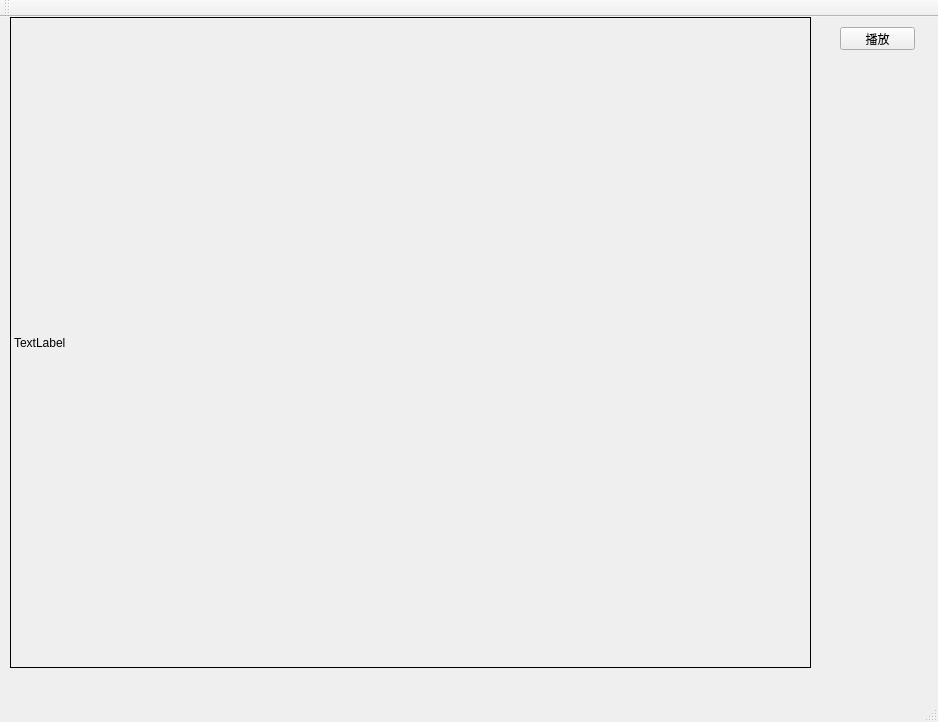
Qt form QtModelCreate/QtModelCreate.ui (wikky250/QtModelCreate) before a commit.
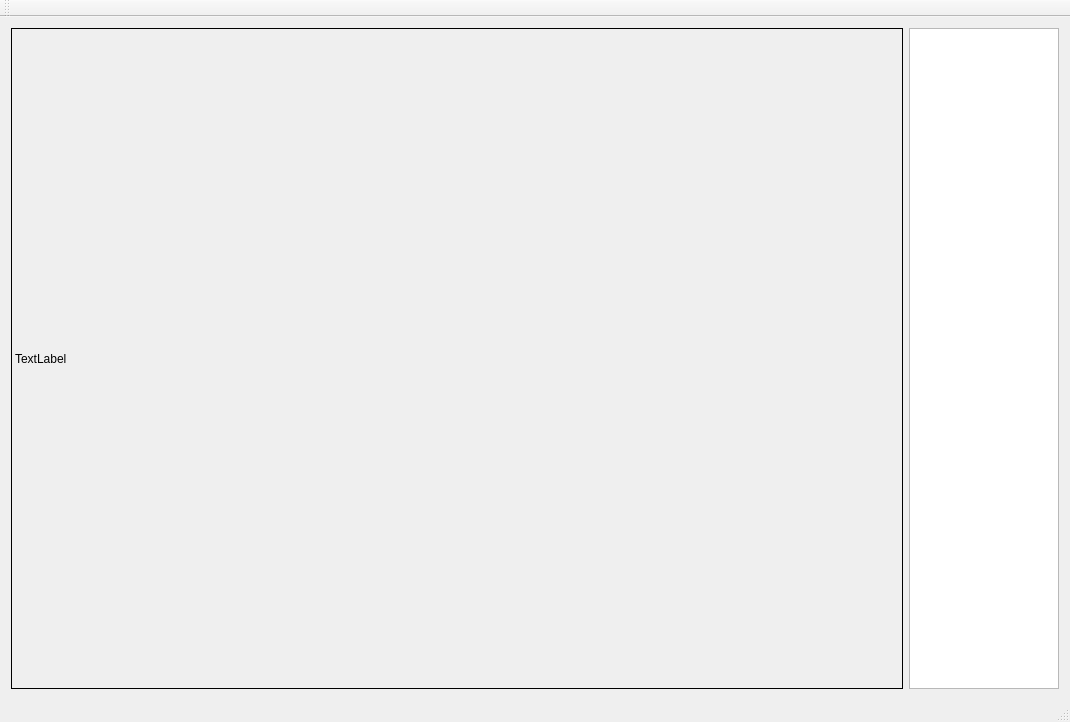
The same form after that commit.

Commit message: 增加imagelist，删除start 开始编写兼容图像文件夹功能。

Diff of the .ui file:
```diff
--- a/QtModelCreate/QtModelCreate.ui
+++ b/QtModelCreate/QtModelCreate.ui
@@ -6,7 +6,7 @@
    <rect>
     <x>0</x>
     <y>0</y>
-    <width>938</width>
+    <width>1070</width>
     <height>722</height>
    </rect>
   </property>
@@ -20,14 +20,14 @@
    <property name="mouseTracking">
     <bool>true</bool>
    </property>
+   <layout class="QGridLayout" name="gridLayout">
+    <item row="0" column="0" rowspan="2">
    <widget class="QLabel" name="label_show">
-    <property name="geometry">
-     <rect>
-      <x>10</x>
-      <y>0</y>
-      <width>801</width>
-      <height>651</height>
-     </rect>
+      <property name="sizePolicy">
+       <sizepolicy hsizetype="Ignored" vsizetype="Ignored">
+        <horstretch>0</horstretch>
+        <verstretch>0</verstretch>
+       </sizepolicy>
     </property>
     <property name="mouseTracking">
      <bool>true</bool>
@@ -39,19 +39,18 @@
      <string>TextLabel</string>
     </property>
    </widget>
-   <widget class="QPushButton" name="pb_Start">
-    <property name="geometry">
-     <rect>
-      <x>840</x>
-      <y>10</y>
-      <width>75</width>
-      <height>23</height>
-     </rect>
-    </property>
-    <property name="text">
-     <string>播放</string>
-    </property>
-   </widget>
+    </item>
+    <item row="0" column="1" rowspan="2">
+     <widget class="QListWidget" name="imagelist">
+      <property name="maximumSize">
+       <size>
+        <width>150</width>
+        <height>16777215</height>
+       </size>
+      </property>
+     </widget>
+    </item>
+   </layout>
   </widget>
   <widget class="QMenuBar" name="menuBar">
    <property name="geometry">
```
Left out of the diff: 22 changed lines with no effect on the pictures. Lines whose indentation alone changed are shown as unchanged. The commit also changes 3 other files.
